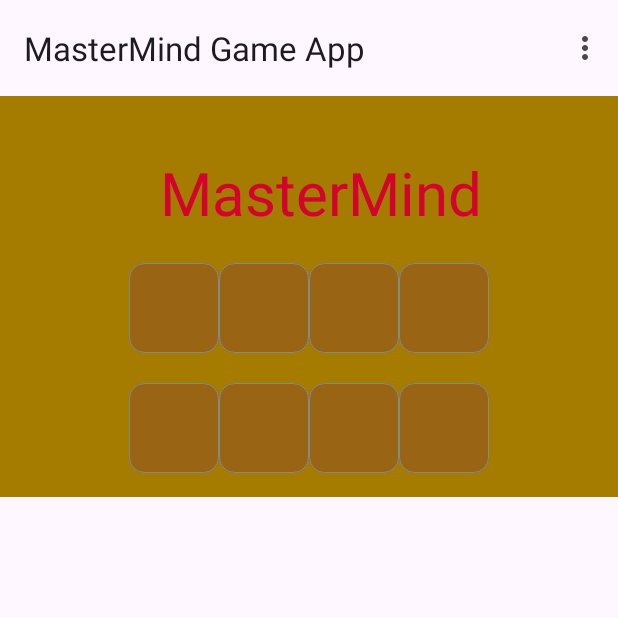
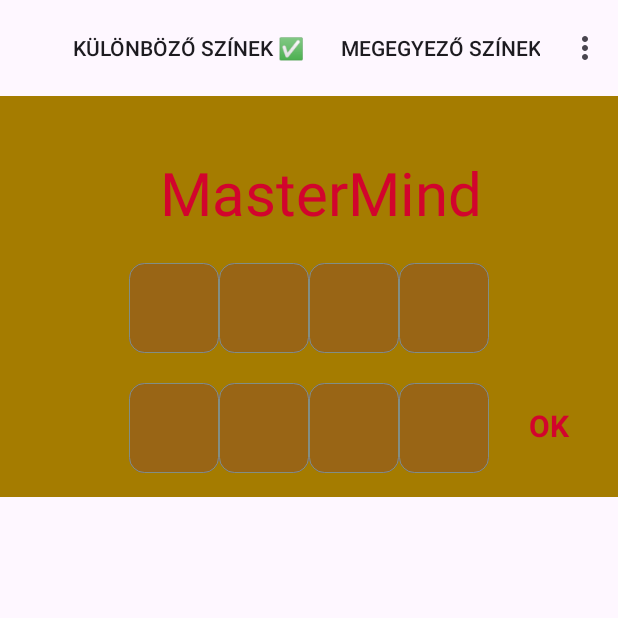
Before and after one commit to davidgiczi/MasteMind_Android, an Android app: the screen it shows after launch (MainActivity), on a phone screen of 412 x 824 dp, the top half of it. Run offline under Robolectric (Android 15) with nearby library versions, the phone set to English and light mode, and no system bars; our stand-ins replace navigation-ui; Roboto replaces fonts that are not available here.

Commit message:
Color Settings

```diff
--- a/app/src/main/java/com/david/giczi/mastermind/FirstFragment.java
+++ b/app/src/main/java/com/david/giczi/mastermind/FirstFragment.java
@@ -1,16 +1,21 @@
 package com.david.giczi.mastermind;
 
+import android.content.ClipData;
 import android.os.Bundle;
 import android.view.LayoutInflater;
 import android.view.View;
 import android.view.ViewGroup;
+import android.widget.TextView;
 import android.widget.Toast;
 
 import androidx.annotation.NonNull;
+import androidx.annotation.Nullable;
 import androidx.fragment.app.Fragment;
 import androidx.navigation.fragment.NavHostFragment;
 
 import com.david.giczi.mastermind.databinding.FragmentFirstBinding;
+
+import java.time.Duration;
 
 public class FirstFragment extends Fragment {
 
@@ -29,12 +34,7 @@ public class FirstFragment extends Fragment {
 
     public void onViewCreated(@NonNull View view, Bundle savedInstanceState) {
         super.onViewCreated(view, savedInstanceState);
-        binding.row11.setOnClickListener(new View.OnClickListener() {
-            @Override
-            public void onClick(View v) {
-                Toast.makeText(getContext(), "Hello World!", Toast.LENGTH_SHORT).show();
-            }
-        });
+
     }
 
     @Override
--- a/app/src/main/res/layout/fragment_first.xml
+++ b/app/src/main/res/layout/fragment_first.xml
@@ -129,5 +129,20 @@
             app:layout_constraintStart_toEndOf="@+id/row_1_3"
             app:layout_constraintTop_toBottomOf="@+id/task_4" />
 
+        <TextView
+            android:id="@+id/ok_1"
+            android:layout_width="40dp"
+            android:layout_height="40dp"
+            android:layout_marginTop="190dp"
+            android:layout_marginStart="20dp"
+            android:text="@string/ok"
+            android:textColor="@color/mastermind_text"
+            android:textSize="20sp"
+            android:textStyle="bold"
+            app:layout_constraintEnd_toEndOf="parent"
+            app:layout_constraintHorizontal_bias="0.636"
+            app:layout_constraintStart_toEndOf="@+id/row_1_4"
+            app:layout_constraintTop_toTopOf="parent" />
+
     </androidx.constraintlayout.widget.ConstraintLayout>
 </androidx.core.widget.NestedScrollView>
--- a/app/src/main/res/menu/menu_main.xml
+++ b/app/src/main/res/menu/menu_main.xml
@@ -2,23 +2,19 @@
     xmlns:app="http://schemas.android.com/apk/res-auto"
     xmlns:tools="http://schemas.android.com/tools"
     tools:context="com.david.giczi.mastermind.MainActivity">
-    <group android:id="@+id/new_game_option">
     <item
         android:id="@+id/new_game_setting"
         android:orderInCategory="100"
         android:title="@string/new_game"
         app:showAsAction="never" />
-    </group>
-    <group android:id="@+id/color_setting_options">
     <item
         android:id="@+id/different_colors_setting"
         android:orderInCategory="100"
-        android:title="@string/different_colors"
-        app:showAsAction="never" />
+        android:title="@string/different_colors_OK"
+        app:showAsAction="always" />
     <item
         android:id="@+id/same_color_setting"
         android:orderInCategory="100"
         android:title="@string/same_colors"
-        app:showAsAction="never" />
-    </group>
+        app:showAsAction="always" />
 </menu>
--- a/app/src/main/res/navigation/nav_graph.xml
+++ b/app/src/main/res/navigation/nav_graph.xml
@@ -8,6 +8,6 @@
     <fragment
         android:id="@+id/FirstFragment"
         android:name="com.david.giczi.mastermind.FirstFragment"
-        android:label="@string/first_fragment_label"
+        android:label=""
         tools:layout="@layout/fragment_first"/>
 </navigation>
--- a/app/src/main/res/values/strings.xml
+++ b/app/src/main/res/values/strings.xml
@@ -1,10 +1,11 @@
 <resources>
     <string name="app_name">MasterMind</string>
     <string name="different_colors">Különböző színek</string>
+    <string name="different_colors_OK">Különböző színek ✅</string>
     <string name="same_colors">Megegyező színek</string>
+    <string name="same_colors_OK">Megegyező színek ✅</string>
     <string name="new_game">Új játék</string>
     <string name="ok">OK</string>
     <!-- Strings used for fragments for navigation -->
-    <string name="first_fragment_label">MasterMind Game App</string>
 
 </resources>
```
Also changed, not shown: app/src/main/java/com/david/giczi/mastermind/MainActivity.java (+20 -6 lines).
